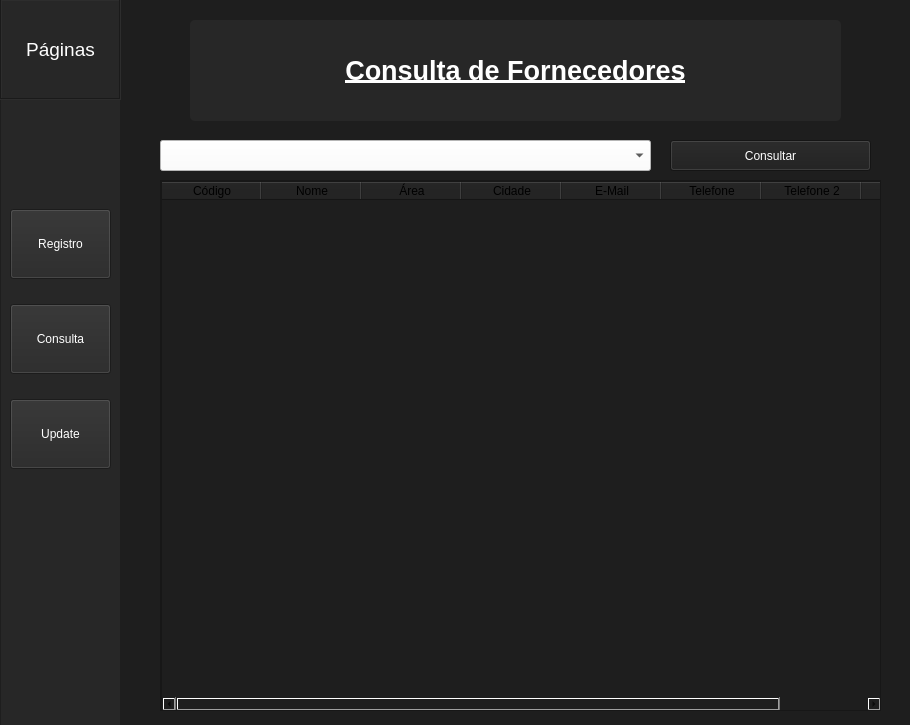
This is design.ui in Renato-Dantas/SearchApp as Qt 5 draws it before an edit. The edited form follows.
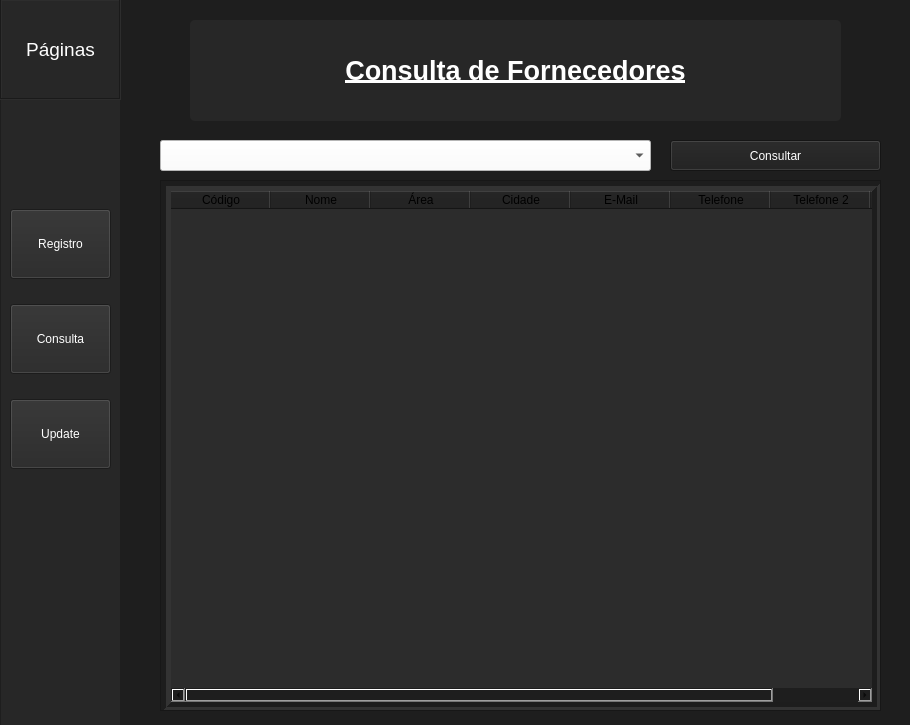
This is the edited form. The open tabs and pages were chosen to show the change.

Patch:
```diff
--- a/design.ui
+++ b/design.ui
@@ -743,6 +743,27 @@
            <layout class="QVBoxLayout" name="verticalLayout_4">
             <item>
              <widget class="QTableWidget" name="tableWidget">
+              <property name="styleSheet">
+               <string notr="true">QTableWidget{background:rgb(44, 44, 44); 
+color: gold;
+text-align: center;
+
+}
+
+</string>
+              </property>
+              <property name="frameShape">
+               <enum>QFrame::Box</enum>
+              </property>
+              <property name="frameShadow">
+               <enum>QFrame::Sunken</enum>
+              </property>
+              <property name="lineWidth">
+               <number>5</number>
+              </property>
+              <property name="gridStyle">
+               <enum>Qt::SolidLine</enum>
+              </property>
               <column>
                <property name="text">
                 <string>Código</string>
@@ -813,7 +834,7 @@
           <rect>
            <x>540</x>
            <y>130</y>
-           <width>201</width>
+           <width>211</width>
            <height>31</height>
           </rect>
          </property>
```
Left out of the diff: 31 changed lines with no effect on the pictures.
